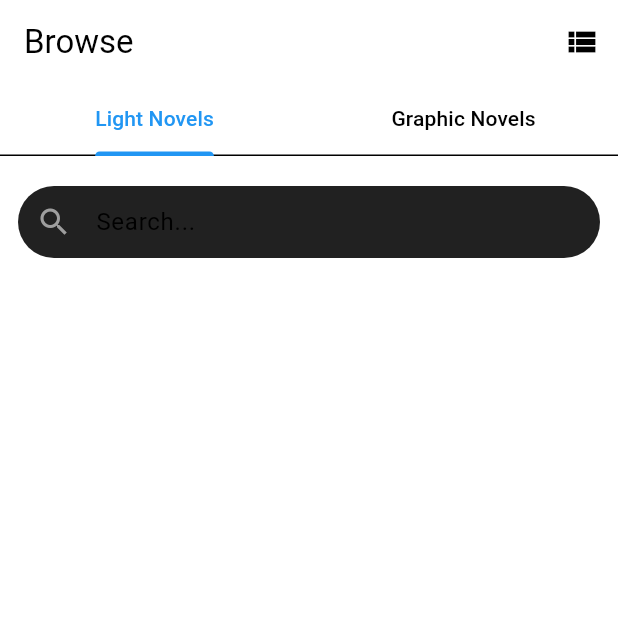
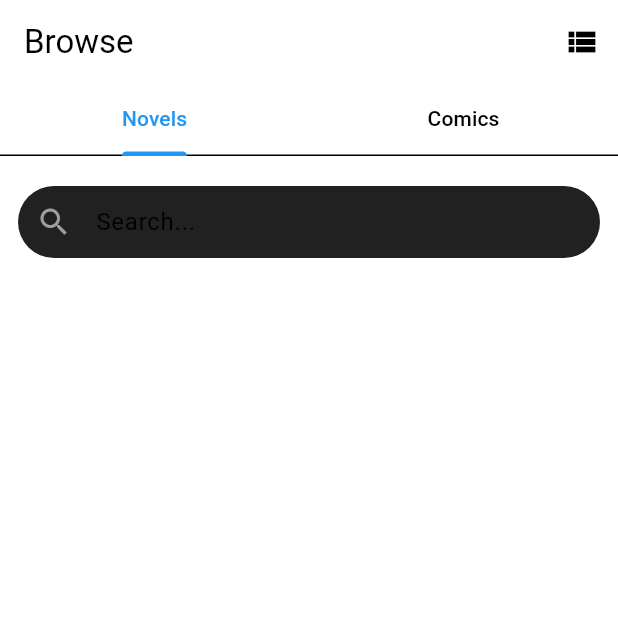
Before and after one commit to tomhibbers/narayomi, a Flutter app: the BrowsePage screen opened directly, on a phone screen of 412 x 824 dp, the top half of it. Run offline on Flutter 3.47's test engine with Material 3 defaults, Android fonts, the phone set to English and light mode, and no system bars; our stand-ins replace flutter_riverpod, fluttertoast, hive, hive_flutter, shared_preferences; missing offline and left inert: flutter_inappwebview; accounts and stored records are empty.

Commit message:
update browse tab titles

```diff
--- a/lib/pages/browse_page.dart
+++ b/lib/pages/browse_page.dart
@@ -62,8 +62,8 @@ class _BrowsePageState extends State<BrowsePage>
         bottom: TabBar(
           controller: _tabController,
           tabs: [
-            Tab(text: "Light Novels"),
-            Tab(text: "Graphic Novels"),
+            Tab(text: "Novels"),
+            Tab(text: "Comics"),
           ],
         ),
         actions: [
```
